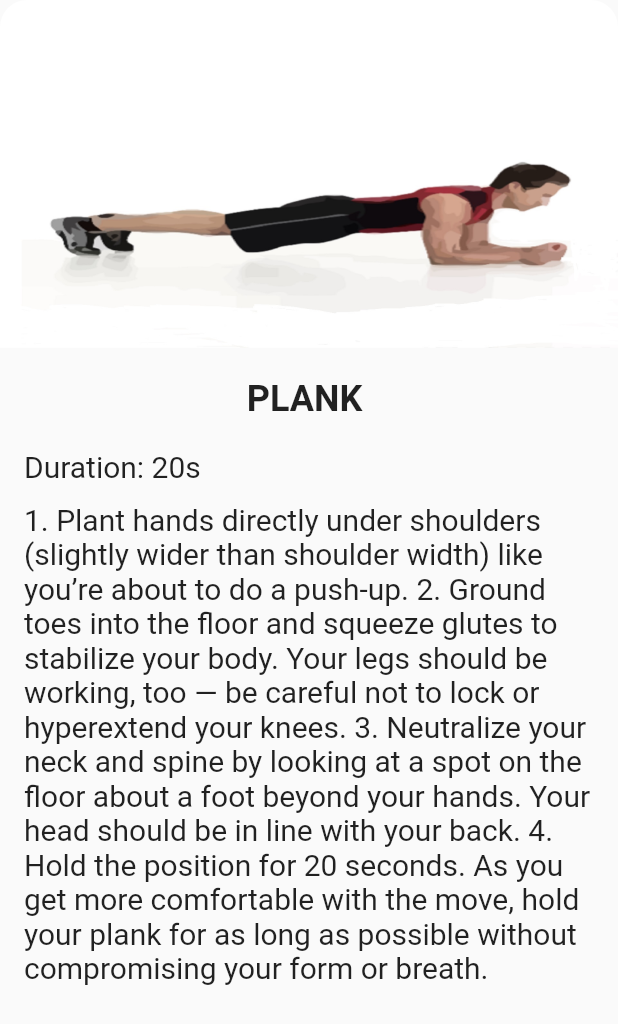
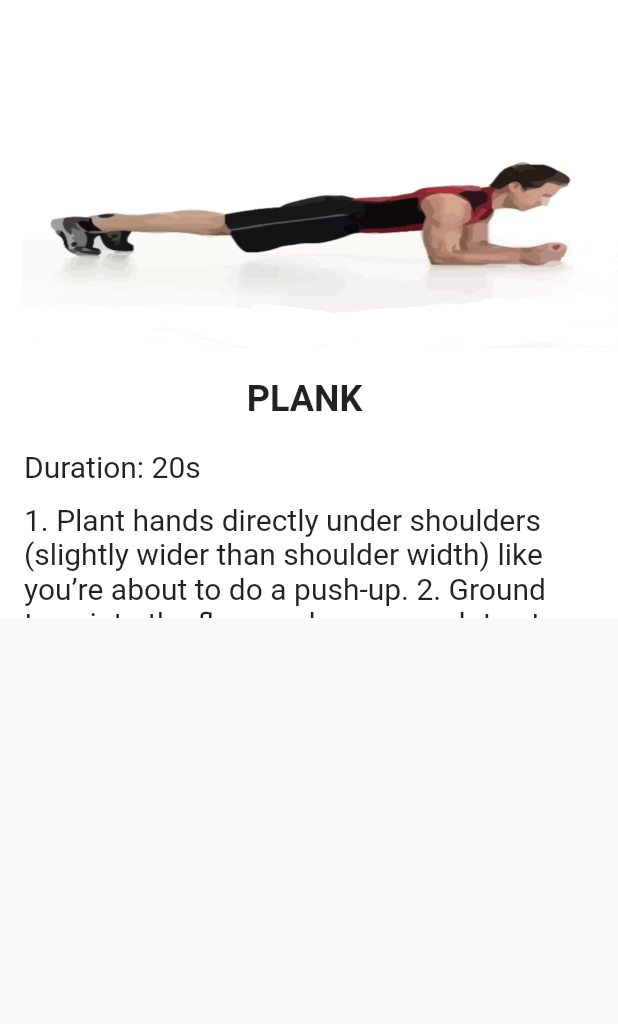
Before and after one commit to SumayaSiddique/Care_4_U_project, a Flutter app: the WorkoutDetailBottomSheet widget shown alone on an empty page, opened directly with sample values from the repository, on a phone screen of 412 x 824 dp. Shown: the top 1024 px of the screen. Run offline on Flutter 3.47's test engine with Material 2 defaults, Android fonts, the phone set to English and light mode, and no system bars; our stand-ins replace carousel_slider, cloud_firestore, firebase_auth, firebase_core, fl_chart, flutter_local_notifications and 16 more; accounts and stored records are empty; Roboto replaces fonts that are missing (SF Pro Rounded); project files that could hold a hidden picture were left out.

Commit message:
BottomSheet UI improved

```diff
--- a/care_4_u_project/lib/Screens/WorkoutScreens/MensWorkoutList.dart
+++ b/care_4_u_project/lib/Screens/WorkoutScreens/MensWorkoutList.dart
@@ -153,7 +153,10 @@ class WorkoutDetailBottomSheet extends StatelessWidget {
 
   @override
   Widget build(BuildContext context) {
-    return SingleChildScrollView(
+    return Container(
+      color: Colors.white,
+      height: Get.height / 2,
+      child: SingleChildScrollView(
         child: Column(
           crossAxisAlignment: CrossAxisAlignment.start,
           children: [
@@ -210,6 +213,7 @@ class WorkoutDetailBottomSheet extends StatelessWidget {
               height: 20,
             ),
           ],
+        ),
       ),
     );
   }
```
Also changed, not shown: 1 other file. Lines whose indentation alone changed are shown as unchanged.
